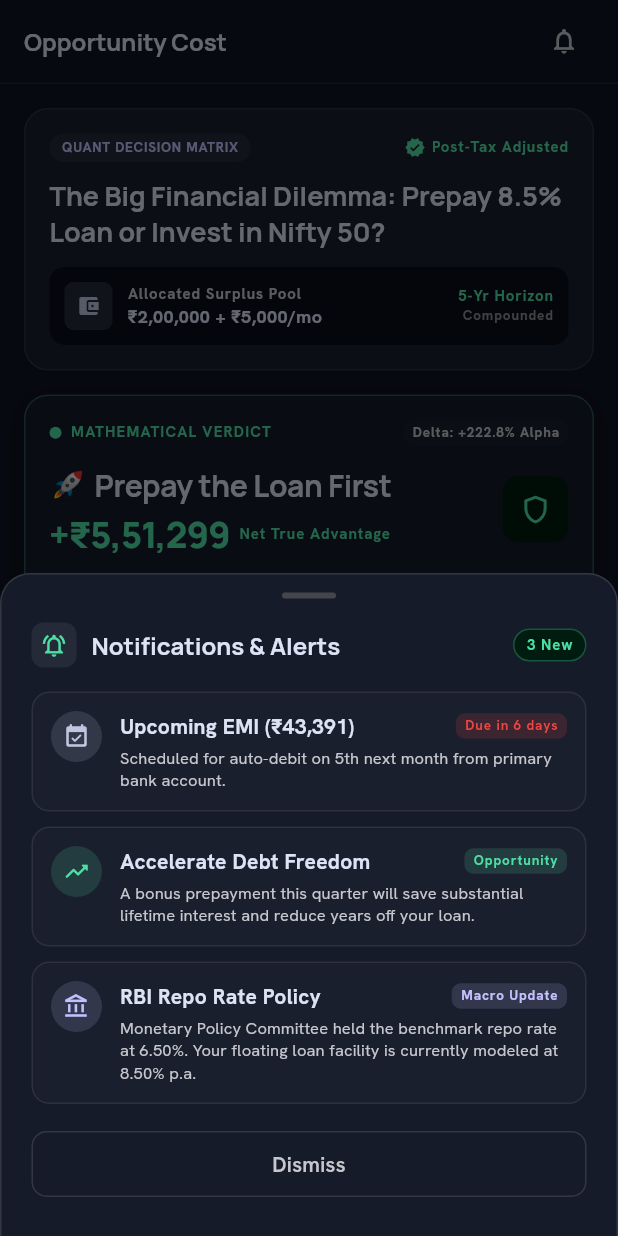
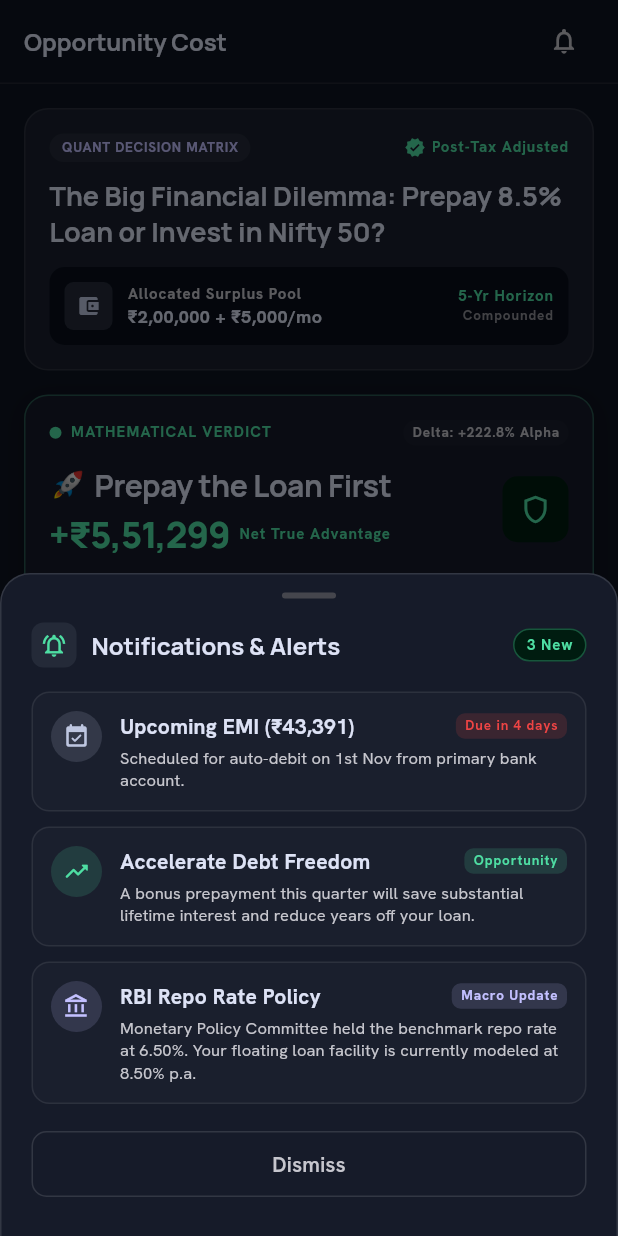
Before and after one commit to thanveeralisayed/Loan-optimizer, a Flutter app: the screen it shows after launch, item 3 of the bottom bar chosen, after a tap on the "notifications none" icon, on a phone screen of 412 x 824 dp. Run offline on Flutter 3.47's test engine with Material 3 defaults, Android fonts, the phone set to English and light mode, and no system bars; our stand-ins replace csv, fl_chart, flutter_riverpod, google_fonts, pdf.

Commit message:
feat(loan): start loan amortization from current date to future and compute dynamic EMI dates

```diff
--- a/lib/core/widgets/app_header.dart
+++ b/lib/core/widgets/app_header.dart
@@ -171,6 +171,46 @@ class AppHeader extends ConsumerWidget implements PreferredSizeWidget {
     final rateTypeLabel =
         config.rateType == RateType.floating ? 'floating' : 'fixed';
 
+    // Compute next EMI due date dynamically from loan start day-of-month
+    final now = DateTime.now();
+    final emiDay = config.startDate.day;
+    final DateTime nextEmiDate;
+    if (now.day < emiDay) {
+      // EMI day still coming this month
+      nextEmiDate = DateTime(now.year, now.month, emiDay);
+    } else {
+      // EMI day already passed or today; next is next calendar month
+      final nextMonth = now.month == 12 ? 1 : now.month + 1;
+      final nextYear = now.month == 12 ? now.year + 1 : now.year;
+      final daysInNextMonth = DateUtils.getDaysInMonth(nextYear, nextMonth);
+      nextEmiDate =
+          DateTime(nextYear, nextMonth, emiDay.clamp(1, daysInNextMonth));
+    }
+    final daysUntilEmi =
+        nextEmiDate.difference(DateTime(now.year, now.month, now.day)).inDays;
+    final dueBadge = daysUntilEmi == 0
+        ? 'Due Today'
+        : daysUntilEmi == 1
+            ? 'Due Tomorrow'
+            : 'Due in $daysUntilEmi days';
+    const monthShortNames = [
+      '',
+      'Jan',
+      'Feb',
+      'Mar',
+      'Apr',
+      'May',
+      'Jun',
+      'Jul',
+      'Aug',
+      'Sep',
+      'Oct',
+      'Nov',
+      'Dec',
+    ];
+    final emiDateLabel =
+        '${_dayOrdinal(nextEmiDate.day)} ${monthShortNames[nextEmiDate.month]}';
+
     showModalBottomSheet<void>(
       context: context,
       isScrollControlled: true,
@@ -261,8 +301,8 @@ class AppHeader extends ConsumerWidget implements PreferredSizeWidget {
                     iconColor: AppColors.primary,
                     title: 'Upcoming EMI ($formattedEmi)',
                     subtitle:
-                        'Scheduled for auto-debit on 5th next month from primary bank account.',
-                    tag: 'Due in 6 days',
+                        'Scheduled for auto-debit on $emiDateLabel from primary bank account.',
+                    tag: dueBadge,
                     tagColor: AppColors.errorCoral,
                   ),
                   const SizedBox(height: 10),
@@ -394,4 +434,19 @@ class AppHeader extends ConsumerWidget implements PreferredSizeWidget {
       ),
     );
   }
+
+  /// Returns ordinal suffix string for a day number, e.g. "1st", "2nd", "3rd", "4th"
+  static String _dayOrdinal(int day) {
+    if (day >= 11 && day <= 13) return '${day}th';
+    switch (day % 10) {
+      case 1:
+        return '${day}st';
+      case 2:
+        return '${day}nd';
+      case 3:
+        return '${day}rd';
+      default:
+        return '${day}th';
+    }
+  }
 }
--- a/lib/features/dashboard/loan_overview_screen.dart
+++ b/lib/features/dashboard/loan_overview_screen.dart
@@ -46,14 +46,24 @@ class LoanOverviewScreen extends ConsumerWidget {
       }
     }
 
-    // Current mock snapshot: Year 3 progress
-    final int currentMonthIndex = 36.clamp(1, result.baseSchedule.length);
-    final currentRow = result.baseSchedule.isNotEmpty
+    // Compute elapsed months from loan start date to today
+    final now = DateTime.now();
+    final startDate = config.startDate;
+    // If the loan hasn't started yet (future start), show month 0 (no payments made)
+    int elapsedMonths = 0;
+    if (!startDate.isAfter(now)) {
+      elapsedMonths = (now.year - startDate.year) * 12 +
+          (now.month - startDate.month);
+    }
+    final int currentMonthIndex =
+        elapsedMonths.clamp(0, result.baseSchedule.length);
+    final currentRow = result.baseSchedule.isNotEmpty && currentMonthIndex > 0
         ? result.baseSchedule[currentMonthIndex - 1]
         : null;
 
+    // For a brand-new loan (no payments yet), outstanding = full principal
     final outstandingBalance =
-        currentRow?.closingBalance ?? (config.principal * 0.85);
+        currentMonthIndex == 0 ? config.principal : currentRow?.closingBalance ?? config.principal;
     final principalPaid = config.principal - outstandingBalance;
     final interestPaidSoFar = result.baseSchedule
         .take(currentMonthIndex)
@@ -62,6 +72,42 @@ class LoanOverviewScreen extends ConsumerWidget {
     final progressPct = config.principal > 0
         ? ((principalPaid / config.principal) * 100).clamp(0.0, 100.0)
         : 0.0;
+
+    // Compute next EMI due date dynamically from loan start day-of-month
+    final emiDay = startDate.day;
+    final DateTime nextEmiDate;
+    if (now.day < emiDay) {
+      nextEmiDate = DateTime(now.year, now.month, emiDay);
+    } else {
+      final nextMonth = now.month == 12 ? 1 : now.month + 1;
+      final nextYear = now.month == 12 ? now.year + 1 : now.year;
+      final daysInNextMonth = DateUtils.getDaysInMonth(nextYear, nextMonth);
+      nextEmiDate =
+          DateTime(nextYear, nextMonth, emiDay.clamp(1, daysInNextMonth));
+    }
+    final daysUntilEmi =
+        nextEmiDate.difference(DateTime(now.year, now.month, now.day)).inDays;
+    final dueBadgeText = daysUntilEmi == 0
+        ? 'Due Today'
+        : daysUntilEmi == 1
+            ? 'Due Tomorrow'
+            : 'Due in $daysUntilEmi days';
+    const monthShortNames = [
+      '',
+      'Jan', 'Feb', 'Mar', 'Apr', 'May', 'Jun',
+      'Jul', 'Aug', 'Sep', 'Oct', 'Nov', 'Dec',
+    ];
+    String dayOrd(int d) {
+      if (d >= 11 && d <= 13) return '${d}th';
+      switch (d % 10) {
+        case 1: return '${d}st';
+        case 2: return '${d}nd';
+        case 3: return '${d}rd';
+        default: return '${d}th';
+      }
+    }
+    final emiDateLabel =
+        '${dayOrd(nextEmiDate.day)} ${monthShortNames[nextEmiDate.month]}';
 
     return Scaffold(
       appBar: const AppHeader(
@@ -339,7 +385,7 @@ class LoanOverviewScreen extends ConsumerWidget {
                                 borderRadius: BorderRadius.circular(10),
                               ),
                               child: Text(
-                                'Due in 6 days',
+                                dueBadgeText,
                                 style: AppTypography.labelSmall.copyWith(
                                   color: AppColors.onErrorContainer,
                                   fontSize: 9,
@@ -348,7 +394,7 @@ class LoanOverviewScreen extends ConsumerWidget {
                             ),
                             const SizedBox(height: 2),
                             Text(
-                              '5th Next Month',
+                              emiDateLabel,
                               style: AppTypography.labelSmall.copyWith(
                                 fontSize: 10,
                                 color: AppColors.onSurfaceVariant,
--- a/lib/models/loan_config.dart
+++ b/lib/models/loan_config.dart
@@ -52,17 +52,19 @@ class LoanConfig {
     String? name,
     this.loanNumber = '',
   })  : name = name ?? loanType.displayName,
-        startDate = startDate ?? DateTime.now(),
+        startDate = startDate ??
+            DateTime(DateTime.now().year, DateTime.now().month, 1),
         assert(principal >= 0, 'Principal cannot be negative'),
         assert(annualInterestRate >= 0, 'Interest rate cannot be negative'),
         assert(tenureMonths >= 0, 'Tenure months cannot be negative');
 
   factory LoanConfig.defaultHomeLoan() {
+    final now = DateTime.now();
     return LoanConfig(
       principal: 5000000, // ₹50 Lakhs
       annualInterestRate: 8.5, // 8.5%
       tenureMonths: 240, // 20 years
-      startDate: DateTime(2022, 1, 1),
+      startDate: DateTime(now.year, now.month, 1), // 1st of current month
       loanType: LoanType.home,
       rateType: RateType.floating,
       name: 'Home Loan',
```
Also changed, not shown: 3 other files.
